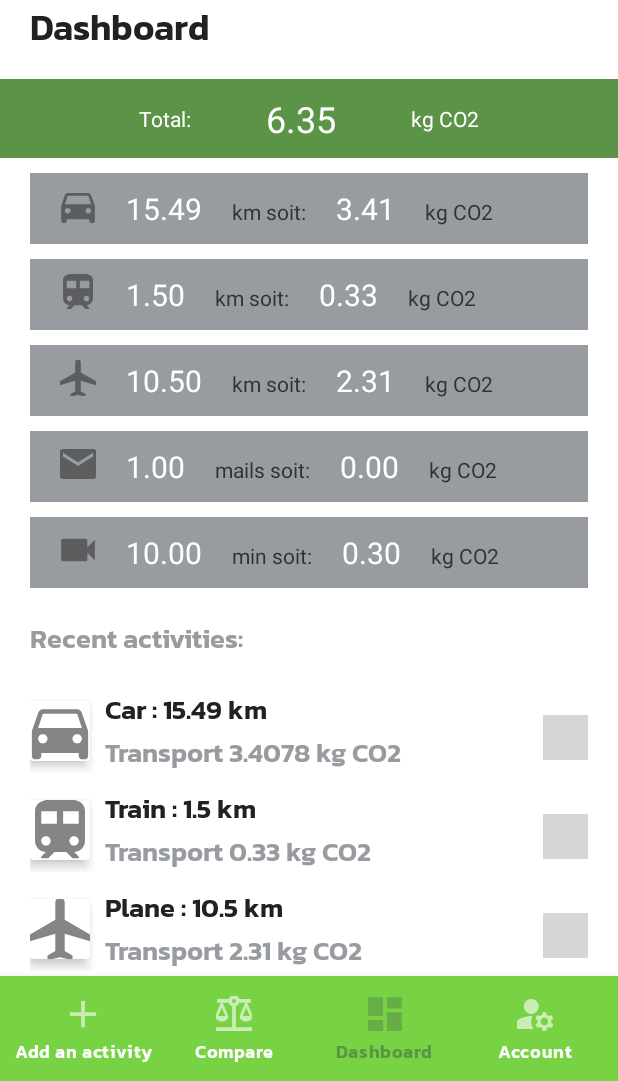
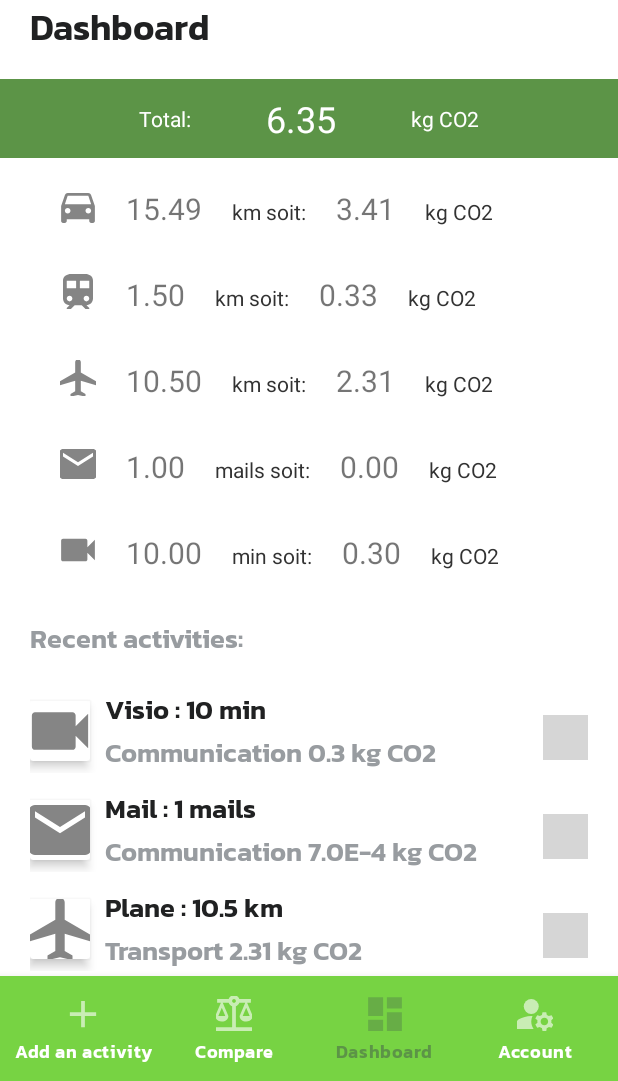
Before and after one commit to ThomasR17/IMT_Eco_v2, an Android app: the screen it shows after launch (MainActivity), item 3 of the bottom bar chosen, on a phone screen of 412 x 824 dp, the part 155-1236 px from its top. Run offline under Robolectric (Android 15) with nearby library versions, the phone set to English and light mode, and no system bars; our stand-ins replace Firebase (no records; nobody signed in at launch, a user with empty details on screens opened directly); grey boxes are pictures that could not be loaded.

Commit message:
1:38 11/05/23

```diff
--- a/app/src/main/java/fr/imt_atlantique/imt_eco_v2/MainActivity.java
+++ b/app/src/main/java/fr/imt_atlantique/imt_eco_v2/MainActivity.java
@@ -23,16 +23,18 @@ import fr.imt_atlantique.imt_eco_v2.fragments.DashboardFragment;
 public class MainActivity extends AppCompatActivity {
     //A changer en liste de User si on veut développer en plusieurs comptes
     public User user=User.Example();
-
+    Fragment addAnActivityFragment;
+    Fragment dashboardFragment;
+    //Fragment compareFragment;
+    Fragment accountFragment;
     @Override
     protected void onCreate(Bundle savedInstanceState) {
         super.onCreate(savedInstanceState);
         setContentView(R.layout.activity_main);
-        Fragment addAnActivityFragment = new AddAnActivityFragment();
-        //Fragment compareFragment = new CompareFragment();
-        Fragment dashboardFragment = new DashboardFragment(this);
-        Fragment accountFragment = new AccountFragment(this);
-
+        addAnActivityFragment = new AddAnActivityFragment(this);
+        //compareFragment = new CompareFragment();
+        dashboardFragment = new DashboardFragment(this);
+        accountFragment = new AccountFragment(this);
 
         //navigation
         BottomNavigationView navigationView = findViewById(R.id.navigation_view);
@@ -72,5 +74,4 @@ public class MainActivity extends AppCompatActivity {
         transaction.addToBackStack(null);
         transaction.commit();
     }
-
 }
--- a/app/src/main/java/fr/imt_atlantique/imt_eco_v2/User.java
+++ b/app/src/main/java/fr/imt_atlantique/imt_eco_v2/User.java
@@ -87,12 +87,12 @@ public class User {
         return activities;
     }
 
-    public void add(Activity activity) {
+    public void addActivity(Activity activity) {
         activities.add(activity);
         maj();
     }
 
-    public void remove(Activity activity){
+    public void removeActivity(Activity activity){
         activities.remove(activity);
         maj();
     }
--- a/app/src/main/java/fr/imt_atlantique/imt_eco_v2/adapter/SceneAdapter.java
+++ b/app/src/main/java/fr/imt_atlantique/imt_eco_v2/adapter/SceneAdapter.java
@@ -3,6 +3,7 @@ package fr.imt_atlantique.imt_eco_v2.adapter;
 import android.view.LayoutInflater;
 import android.view.View;
 import android.view.ViewGroup;
+import android.widget.ImageButton;
 import android.widget.ImageView;
 import android.widget.TextView;
 
@@ -18,6 +19,7 @@ import fr.imt_atlantique.imt_eco_v2.activity.Activity;
 import fr.imt_atlantique.imt_eco_v2.activity.Mail;
 import fr.imt_atlantique.imt_eco_v2.activity.Transport;
 import fr.imt_atlantique.imt_eco_v2.activity.Visio;
+import fr.imt_atlantique.imt_eco_v2.fragments.DashboardFragment;
 
 public class SceneAdapter extends RecyclerView.Adapter<SceneAdapter.ViewHolder> {
     private MainActivity context;
@@ -35,7 +37,6 @@ public class SceneAdapter extends RecyclerView.Adapter<SceneAdapter.ViewHolder>
         public TextView actDesc;
         public ViewHolder(View itemView) {
             super(itemView);
-
             actImage = itemView.findViewById(R.id.image_item);
             actName = itemView.findViewById(R.id.act_name);
             actDesc = itemView.findViewById(R.id.act_desc);
@@ -47,12 +48,13 @@ public class SceneAdapter extends RecyclerView.Adapter<SceneAdapter.ViewHolder>
         View view = LayoutInflater
                 .from(parent.getContext())
                 .inflate(layoutId, parent, false);
+
         return new ViewHolder(view);
     }
 
     @Override
     public void onBindViewHolder(ViewHolder holder, int position) {
-        Activity act = list_act.get(position);
+        Activity act = list_act.get(list_act.size()-position-1);
 
         // Mettre à jour les vues dans le ViewHolder avec les données
         switch (act.getTypeAct()) {
@@ -91,6 +93,14 @@ public class SceneAdapter extends RecyclerView.Adapter<SceneAdapter.ViewHolder>
                 holder.actDesc.setText("Communication "+act.getEmCO2()+" kg CO2");
                 break;
         }
+        /*-************************************
+        ICI, essayer de faire le delete élément par élément, les elem actualisent pas et disparaisse que avec changement img
+        */
+        ImageButton delete=holder.itemView.findViewById(R.id.delete_icon);
+        delete.setOnClickListener(v -> {
+            context.user.removeActivity(act);
+        });
+
     }
 
     @Override
--- a/app/src/main/java/fr/imt_atlantique/imt_eco_v2/fragments/DashboardFragment.java
+++ b/app/src/main/java/fr/imt_atlantique/imt_eco_v2/fragments/DashboardFragment.java
@@ -35,29 +35,17 @@ public class DashboardFragment extends Fragment {
         View view=inflater.inflate(R.layout.fragment_dashboard, container, false);
 
         //Affichage du total et sous-total
-        TextView somme_CO2;
-        TextView dashboard_car_output1;
-        TextView dashboard_car_output2;
-        TextView dashboard_train_output1;
-        TextView dashboard_train_output2;
-        TextView dashboard_plane_output1;
-        TextView dashboard_plane_output2;
-        TextView dashboard_mail_output1;
-        TextView dashboard_mail_output2;
-        TextView dashboard_visio_output1;
-        TextView dashboard_visio_output2;
-
-        somme_CO2 = view.findViewById(R.id.sommeCO2);
-        dashboard_car_output1 = view.findViewById(R.id.dashboard_car_output1);
-        dashboard_car_output2 = view.findViewById(R.id.dashboard_car_output2);
-        dashboard_train_output1 = view.findViewById(R.id.dashboard_train_output1);
-        dashboard_train_output2 = view.findViewById(R.id.dashboard_train_output2);
-        dashboard_plane_output1 = view.findViewById(R.id.dashboard_plane_output1);
-        dashboard_plane_output2 = view.findViewById(R.id.dashboard_plane_output2);
-        dashboard_mail_output1 = view.findViewById(R.id.dashboard_mail_output1);
-        dashboard_mail_output2 = view.findViewById(R.id.dashboard_mail_output2);
-        dashboard_visio_output1 = view.findViewById(R.id.dashboard_visio_output1);
-        dashboard_visio_output2 = view.findViewById(R.id.dashboard_visio_output2);
+        TextView somme_CO2 = view.findViewById(R.id.sommeCO2);
+        TextView dashboard_car_output1 = view.findViewById(R.id.dashboard_car_output1);
+        TextView dashboard_car_output2 = view.findViewById(R.id.dashboard_car_output2);
+        TextView dashboard_train_output1 = view.findViewById(R.id.dashboard_train_output1);
+        TextView dashboard_train_output2 = view.findViewById(R.id.dashboard_train_output2);
+        TextView dashboard_plane_output1 = view.findViewById(R.id.dashboard_plane_output1);
+        TextView dashboard_plane_output2 = view.findViewById(R.id.dashboard_plane_output2);
+        TextView dashboard_mail_output1 = view.findViewById(R.id.dashboard_mail_output1);
+        TextView dashboard_mail_output2 = view.findViewById(R.id.dashboard_mail_output2);
+        TextView dashboard_visio_output1 = view.findViewById(R.id.dashboard_visio_output1);
+        TextView dashboard_visio_output2 = view.findViewById(R.id.dashboard_visio_output2);
 
         somme_CO2.setText(String.format("%.2f", context.user.total_CO2));
         dashboard_car_output1.setText(String.format("%.2f", context.user.total_km_car));
--- a/app/src/main/res/layout/activity_main.xml
+++ b/app/src/main/res/layout/activity_main.xml
@@ -22,7 +22,7 @@
         style="@style/TitleTextStyle"
         android:layout_width="wrap_content"
         android:layout_height="wrap_content"
-        android:text="@string/title_add_an_activity"
+        android:text="@string/welcome"
         app:layout_constraintStart_toStartOf="@+id/app_title"
         app:layout_constraintTop_toBottomOf="@+id/app_title" />
 
--- a/app/src/main/res/layout/fragment_dashboard.xml
+++ b/app/src/main/res/layout/fragment_dashboard.xml
@@ -47,7 +47,7 @@
         android:layout_gravity="center"
         android:layout_marginHorizontal="@dimen/default_margin"
         android:layout_marginTop="10dp"
-        android:background="@color/lightGray"
+        android:background="@color/white"
         android:gravity="left"
         android:orientation="horizontal"
         android:paddingVertical="@dimen/item_margin"
@@ -67,7 +67,6 @@
             android:layout_height="wrap_content"
             android:layout_marginHorizontal="20dp"
             android:text="@string/output"
-            android:textColor="@color/white"
             android:textSize="20sp"
             tools:ignore="TextContrastCheck" />
 
@@ -83,7 +82,6 @@
             android:layout_height="wrap_content"
             android:layout_marginHorizontal="20dp"
             android:text="@string/output"
-            android:textColor="@color/white"
             android:textSize="20sp"
             tools:ignore="TextContrastCheck" />
 
@@ -103,7 +101,6 @@
         android:gravity="left"
         android:layout_gravity="center"
         android:orientation="horizontal"
-        android:background="@color/lightGray"
         android:paddingVertical="@dimen/item_margin"
         android:paddingLeft="@dimen/default_margin">
 
@@ -121,7 +118,6 @@
             android:layout_height="wrap_content"
             android:layout_marginHorizontal="20dp"
             android:text="@string/output"
-            android:textColor="@color/white"
             android:textSize="20sp"
             tools:ignore="TextContrastCheck" />
 
@@ -137,7 +133,6 @@
             android:layout_height="wrap_content"
             android:layout_marginHorizontal="20dp"
             android:text="@string/output"
-            android:textColor="@color/white"
             android:textSize="20sp"
             tools:ignore="TextContrastCheck" />
 
@@ -157,7 +152,6 @@
         android:gravity="left"
         android:layout_gravity="center"
         android:orientation="horizontal"
-        android:background="@color/lightGray"
         android:paddingVertical="@dimen/item_margin"
         android:paddingLeft="@dimen/default_margin">
 
@@ -175,7 +169,6 @@
             android:layout_height="wrap_content"
             android:layout_marginHorizontal="20dp"
             android:text="@string/output"
-            android:textColor="@color/white"
             android:textSize="20sp"
             tools:ignore="TextContrastCheck" />
 
@@ -191,7 +184,6 @@
             android:layout_height="wrap_content"
             android:layout_marginHorizontal="20dp"
             android:text="@string/output"
-            android:textColor="@color/white"
             android:textSize="20sp"
             tools:ignore="TextContrastCheck" />
 
@@ -211,7 +203,6 @@
         android:gravity="left"
         android:layout_gravity="center"
         android:orientation="horizontal"
-        android:background="@color/lightGray"
         android:paddingVertical="@dimen/item_margin"
         android:paddingLeft="@dimen/default_margin">
 
@@ -229,7 +220,6 @@
             android:layout_height="wrap_content"
             android:layout_marginHorizontal="20dp"
             android:text="@string/output"
-            android:textColor="@color/white"
             android:textSize="20sp"
             tools:ignore="TextContrastCheck" />
 
@@ -245,7 +235,6 @@
             android:layout_height="wrap_content"
             android:layout_marginHorizontal="20dp"
             android:text="@string/output"
-            android:textColor="@color/white"
             android:textSize="20sp"
             tools:ignore="TextContrastCheck" />
 
@@ -265,7 +254,6 @@
         android:gravity="left"
         android:layout_gravity="center"
         android:orientation="horizontal"
-        android:background="@color/lightGray"
         android:paddingVertical="@dimen/item_margin"
         android:paddingLeft="@dimen/default_margin">
 
@@ -283,7 +271,6 @@
             android:layout_height="wrap_content"
             android:layout_marginHorizontal="20dp"
             android:text="@string/output"
-            android:textColor="@color/white"
             android:textSize="20sp"
             tools:ignore="TextContrastCheck" />
 
@@ -299,7 +286,6 @@
             android:layout_height="wrap_content"
             android:layout_marginHorizontal="20dp"
             android:text="@string/output"
-            android:textColor="@color/white"
             android:textSize="20sp"
             tools:ignore="TextContrastCheck" />
 
--- a/app/src/main/res/layout/item_vertical_activity.xml
+++ b/app/src/main/res/layout/item_vertical_activity.xml
@@ -52,7 +52,7 @@
         app:layout_constraintStart_toStartOf="@+id/act_name"
         app:layout_constraintTop_toBottomOf="@+id/view_separation" />
 
-    <ImageView
+    <ImageButton
         android:id="@+id/delete_icon"
         android:layout_width="30dp"
         android:layout_height="30dp"
@@ -61,6 +61,11 @@
         app:layout_constraintBottom_toBottomOf="parent"
         app:layout_constraintEnd_toEndOf="parent"
         app:layout_constraintTop_toTopOf="@+id/cardView"
-        android:contentDescription="@string/delete" />
+        android:contentDescription="@string/delete"
+        android:background="@null"
+        android:onClick="onDashboardActDeleteClick"
+        android:scaleType="fitCenter"
+        />
+
 
 </androidx.constraintlayout.widget.ConstraintLayout>
```
Also changed, not shown: app/src/main/java/fr/imt_atlantique/imt_eco_v2/fragments/AddAnActivityFragment.java (+35 -1 lines), app/src/main/res/layout/fragment_add.xml (deleted, +0 -196 lines), app/src/main/res/layout/fragment_add_an_activity.xml (added, +191 -0 lines), app/src/main/res/values/strings.xml (+8 -3 lines).
